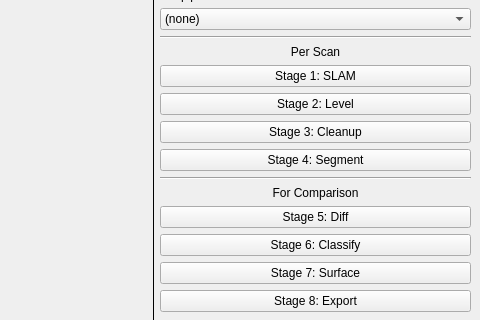
The window that QT-Processing-PipelineV2/Gui/pipeline_applet_qt_template.ui (JosephCapstone/Capstone-Project-P004021Eng) describes before a commit, drawn with Qt 5; both pictures show x 790 to 1270 and y 214 to 534 of the 1270 by 950 pixel window.
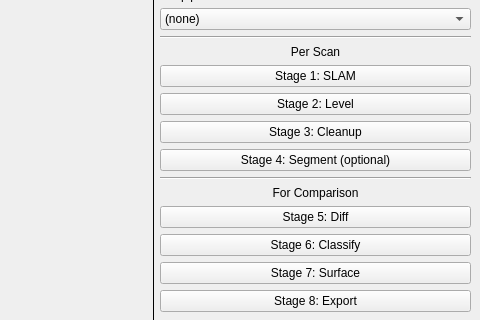
The same window after the commit.

The edit to the form file:
```diff
--- a/QT-Processing-PipelineV2/Gui/pipeline_applet_qt_template.ui
+++ b/QT-Processing-PipelineV2/Gui/pipeline_applet_qt_template.ui
@@ -333,7 +333,7 @@
         <item>
          <widget class="QPushButton" name="stage4Button">
           <property name="text">
-           <string>Stage 4: Segment</string>
+           <string>Stage 4: Segment (optional)</string>
           </property>
          </widget>
         </item>
```
